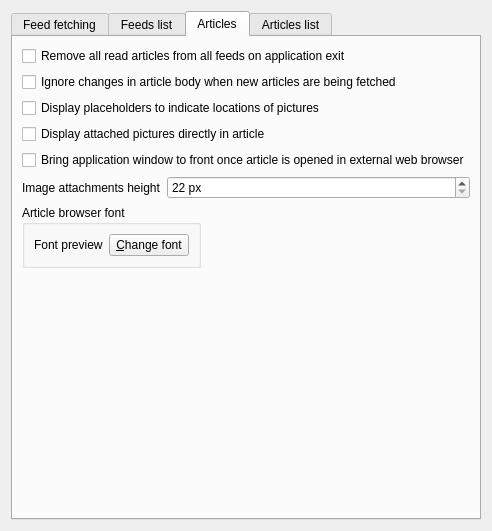
Old version of the form src/librssguard/gui/settings/settingsfeedsmessages.ui in the repository martinrotter/rssguard.
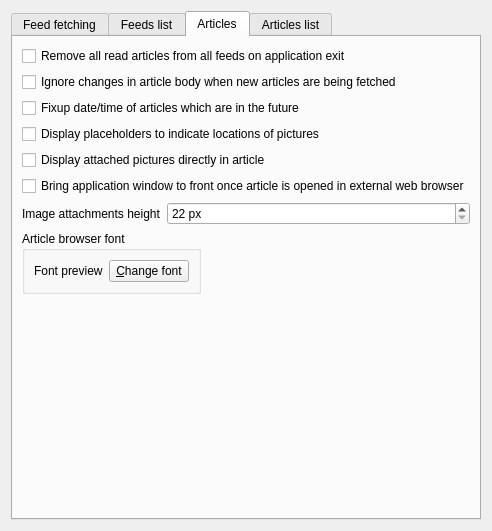
New version of the form. The open tabs and pages were chosen to show the change. Custom widgets are drawn as their Qt base class.

Commit message: fixup of datetime switchable

The edit to the form file:
```diff
--- a/src/librssguard/gui/settings/settingsfeedsmessages.ui
+++ b/src/librssguard/gui/settings/settingsfeedsmessages.ui
@@ -297,28 +297,28 @@
          </property>
         </widget>
        </item>
-       <item row="2" column="0" colspan="2">
+       <item row="3" column="0" colspan="2">
         <widget class="QCheckBox" name="m_checkDisplayPlaceholders">
          <property name="text">
           <string>Display placeholders to indicate locations of pictures</string>
          </property>
         </widget>
        </item>
-       <item row="3" column="0" colspan="2">
+       <item row="4" column="0" colspan="2">
         <widget class="QCheckBox" name="m_cbShowEnclosuresDirectly">
          <property name="text">
           <string>Display attached pictures directly in article</string>
          </property>
         </widget>
        </item>
-       <item row="4" column="0" colspan="2">
+       <item row="5" column="0" colspan="2">
         <widget class="QCheckBox" name="m_checkBringToForegroundAfterMsgOpened">
          <property name="text">
           <string>Bring application window to front once article is opened in external web browser</string>
          </property>
         </widget>
        </item>
-       <item row="5" column="0">
+       <item row="6" column="0">
         <widget class="QLabel" name="m_lblHeightImageAttachments">
          <property name="text">
           <string>Image attachments height</string>
@@ -328,7 +328,7 @@
          </property>
         </widget>
        </item>
-       <item row="5" column="1">
+       <item row="6" column="1">
         <widget class="QSpinBox" name="m_spinHeightImageAttachments">
          <property name="suffix">
           <string notr="true"> px</string>
@@ -341,7 +341,7 @@
          </property>
         </widget>
        </item>
-       <item row="6" column="0" colspan="2">
+       <item row="7" column="0" colspan="2">
         <layout class="QHBoxLayout" name="horizontalLayout_4">
          <item>
           <widget class="QGroupBox" name="groupBox_4">
@@ -384,7 +384,7 @@
          </item>
         </layout>
        </item>
-       <item row="7" column="0" colspan="2">
+       <item row="8" column="0" colspan="2">
         <spacer name="verticalSpacer_2">
          <property name="orientation">
           <enum>Qt::Vertical</enum>
@@ -397,6 +397,13 @@
          </property>
         </spacer>
        </item>
+       <item row="2" column="0" colspan="2">
+        <widget class="QCheckBox" name="m_cbFixupArticleDatetime">
+         <property name="text">
+          <string>Fixup date/time of articles which are in the future</string>
+         </property>
+        </widget>
+       </item>
       </layout>
      </widget>
      <widget class="QWidget" name="m_tabArticlesList">
```
Left out of the diff: 19 changed lines with no effect on the pictures. The commit also changes 6 other files.
